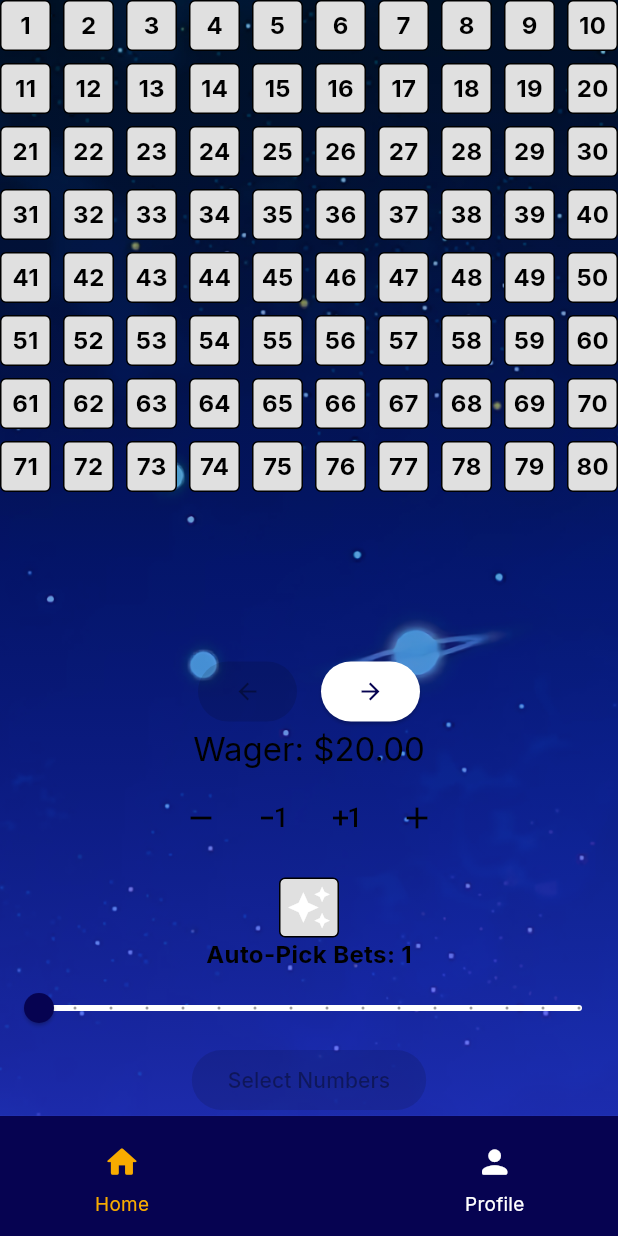
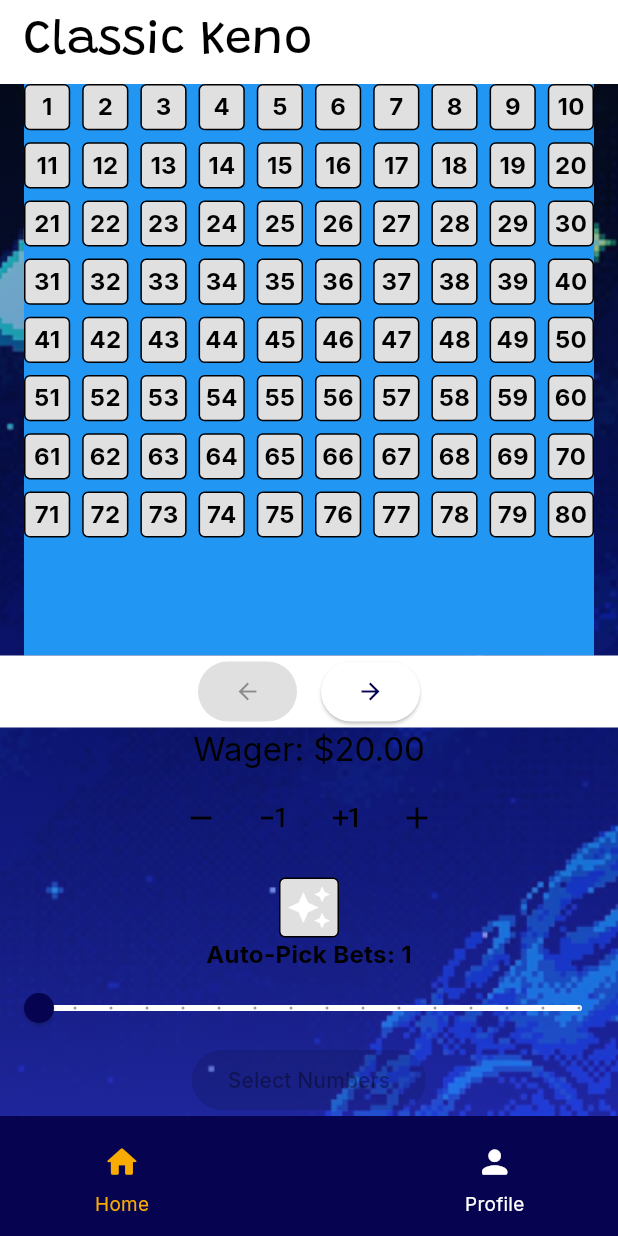
Before and after one commit to angelamar1e/keno_plus, a Flutter app: the GameplayPage screen opened by its route, on a phone screen of 412 x 824 dp. Run offline on Flutter 3.47's test engine with Material 3 defaults, Android fonts, the phone set to English and light mode, and no system bars; our stand-ins replace dartz, flutter_bloc, flutter_dotenv, get_it, go_router, shared_preferences and 1 more; accounts and stored records are empty.

Commit message:
Elvin's changes

```diff
--- a/lib/core/router/router.dart
+++ b/lib/core/router/router.dart
@@ -21,7 +21,7 @@ final GoRouter router = GoRouter(
 
     ShellRoute(
       builder: (context, state, child) {
-        return KenoMainLayout(content: child);
+        return KenoMainLayout( content: child);
       },
       routes: [
         GoRoute(
@@ -69,7 +69,9 @@ final GoRouter router = GoRouter(
         }
 
         return Scaffold(
-          body: KenoMainLayout(content: child),
+          body: KenoMainLayout(
+            content: child,
+          ),
           bottomNavigationBar: KenoBottomNavBar(currentIndex: currentIndex),
         );
       },
--- a/lib/core/values/app_images.dart
+++ b/lib/core/values/app_images.dart
@@ -4,4 +4,5 @@ class AppImages {
   static const String classicKenoBg = 'assets/images/classic_keno_bg.png';
   static const String miniKenoBg = 'assets/images/mini_keno_bg.png';
   static const String elementBg = 'assets/images/kenoplus_element_bg.png';
+  static const String gameBg = 'assets/images/game_bg.png';
 }
--- a/lib/core/widgets/app_widgets.dart
+++ b/lib/core/widgets/app_widgets.dart
@@ -7,13 +7,14 @@ import 'package:keno_plus/core/values/app_imports.dart';
 
 /// Main layout for app screens with background and content.
 class KenoMainLayout extends StatelessWidget {
+  final Widget? background;
   final Widget content;
 
-  const KenoMainLayout({super.key, required this.content});
+  const KenoMainLayout({super.key, this.background, required this.content});
 
   @override
   Widget build(BuildContext context) {
-    return Stack(children: [const KenoMainBackground(), content]);
+    return Stack(children: [background ?? KenoMainBackground(), content]);
   }
 }
 
@@ -127,13 +128,12 @@ class _KenoButtonState extends State<KenoButton>
     final theme = Theme.of(context);
     final defaultBackgroundColor =
         widget.backgroundColor ?? theme.colorScheme.secondary;
-    final defaultTextColor = widget.textColor ?? theme.colorScheme.onSecondary;
-    final defaultIconColor = widget.iconColor ?? defaultTextColor;
+    final defaultTextColor = widget.textColor ?? theme.colorScheme.primary;
+    final defaultIconColor = widget.iconColor ?? theme.colorScheme.secondary;
     final defaultForegroundColor =
         widget.foregroundColor ?? theme.colorScheme.primary;
-    final defaultBorderColor =
-        widget.borderColor ?? theme.colorScheme.onPrimary;
-    final defaultGlowColor = widget.glowColor ?? defaultTextColor;
+    final defaultBorderColor = widget.borderColor ?? theme.colorScheme.primary;
+    final defaultGlowColor = widget.glowColor ?? theme.colorScheme.onPrimary;
 
     return Listener(
       onPointerDown: (_) => _controller.forward(),
@@ -472,6 +472,39 @@ class KenoMainBackground extends StatelessWidget {
   }
 }
 
+/// Main app background with image and gradient overlay.
+class KenoGameBackground extends StatelessWidget {
+  const KenoGameBackground({super.key});
+
+  @override
+  Widget build(BuildContext context) {
+    return Stack(
+      children: [
+        SizedBox(
+          height: double.infinity,
+          width: double.infinity,
+          child: Image.asset(AppImages.gameBg, fit: BoxFit.cover),
+        ),
+        Container(
+          height: double.infinity,
+          width: double.infinity,
+          decoration: BoxDecoration(
+            gradient: LinearGradient(
+              colors: [
+                AppColors.black.withOpacity(0.2),
+                AppColors.gradientStart.withOpacity(0.4),
+                AppColors.gradientEnd.withOpacity(0.6),
+              ],
+              begin: Alignment.topCenter,
+              end: Alignment.bottomCenter,
+            ),
+          ),
+        ),
+      ],
+    );
+  }
+}
+
 /// Standard vertical spacing widget for consistent spacing in forms.
 class VerticalSpacer extends StatelessWidget {
   const VerticalSpacer({super.key});
--- a/lib/core/widgets/profile/profile.dart
+++ b/lib/core/widgets/profile/profile.dart
@@ -1,10 +1,13 @@
 import 'package:keno_plus/core/values/app_imports.dart';
+import 'package:keno_plus/features/authentication/domain/usecases/get_by_username_usecase.dart';
+import 'package:keno_plus/features/authentication/presentation/login_bloc/log_in_bloc.dart';
+import 'package:keno_plus/features/authentication/presentation/pages/log_in_page.dart';
 
 class Profile extends StatelessWidget {
   const Profile({super.key});
 
   @override
   Widget build(BuildContext context) {
-    return const Placeholder();
+    return Home();
   }
 }
--- a/lib/features/gameplay/presentation/pages/gameplay_page.dart
+++ b/lib/features/gameplay/presentation/pages/gameplay_page.dart
@@ -3,6 +3,7 @@
 
 import 'package:flutter/material.dart';
 import 'package:flutter_bloc/flutter_bloc.dart';
+import 'package:keno_plus/core/values/app_imports.dart';
 import 'package:keno_plus/features/gameplay/presentation/card_bloc/card_bloc.dart';
 import 'package:keno_plus/features/gameplay/presentation/game_config_bloc/game_config_bloc.dart';
 import 'package:keno_plus/features/gameplay/presentation/widgets/card_widgets/card_widget.dart';
@@ -44,8 +45,9 @@ class _GameplayPageState extends State<GameplayPage> {
           curve: Curves.easeInOut,
         );
       },
-      child: Center(
-        child: BlocBuilder<GameConfigBloc, GameConfigState>(
+      child: KenoMainLayout(
+        background: KenoGameBackground(),
+        content: BlocBuilder<GameConfigBloc, GameConfigState>(
           builder: (context, state) {
             // Ensure the currentCardBloc is retrieved from the map
             if (!cardBlocInstances.containsKey(state.currentCard)) {
@@ -60,9 +62,18 @@ class _GameplayPageState extends State<GameplayPage> {
                 gameMode
                     .numbersCount; // largest number in a card, count of numbers in a card
 
-            return Column(
+            return Scaffold(
+              appBar: AppBar(
+                title: KenoText(text: 'Classic Keno', fontSize: 32.0, fontFamily: AppFonts.grandstander,),
+              ),
+              body: SafeArea(
+                child: Column(
                   children: [
                     Expanded(
+                      child: Padding(
+                        padding: const EdgeInsets.symmetric(horizontal: 16.0),
+                        child: Container(
+                          color: Colors.blue,
                           child: PageView.builder(
                             controller: pageController,
                             itemCount: state.numberOfCards,
@@ -88,8 +99,11 @@ class _GameplayPageState extends State<GameplayPage> {
                             },
                           ),
                         ),
-                const SizedBox(height: 16),
-                Row(
+                      ),
+                    ),
+                    Container(
+                      color: Colors.white,
+                      child: Row(
                         mainAxisAlignment: MainAxisAlignment.center,
                         children: [
                           ElevatedButton(
@@ -98,7 +112,9 @@ class _GameplayPageState extends State<GameplayPage> {
                                     ? () {
                                       // Navigate to the previous card
                                       context.read<GameConfigBloc>().add(
-                                  UpdateCurrentCard(state.currentCard - 1),
+                                        UpdateCurrentCard(
+                                          state.currentCard - 1,
+                                        ),
                                       );
                                     }
                                     : null,
@@ -111,13 +127,16 @@ class _GameplayPageState extends State<GameplayPage> {
                                     ? () {
                                       // Navigate to the next card
                                       context.read<GameConfigBloc>().add(
-                                  UpdateCurrentCard(state.currentCard + 1),
+                                        UpdateCurrentCard(
+                                          state.currentCard + 1,
+                                        ),
                                       );
                                     }
                                     : null,
                             child: const Icon(Icons.arrow_forward),
                           ),
                         ],
+                      ),
                     ),
 
                     // Wager controls
@@ -142,6 +161,8 @@ class _GameplayPageState extends State<GameplayPage> {
                       numbersCount: numbersCount,
                     ),
                   ],
+                ),
+              ),
             );
           },
         ),
--- a/pubspec.yaml
+++ b/pubspec.yaml
@@ -35,6 +35,7 @@ flutter:
     - assets/images/classic_keno_bg.png
     - assets/images/mini_keno_bg.png
     - assets/images/kenoplus_element_bg.png
+    - assets/images/game_bg.png
 
   fonts:
     - family: Grandstander
```
Also changed, not shown: lib/core/themes/app_theme.dart (+41 -60 lines), lib/core/widgets/home/home_widgets.dart (+60 -26 lines), lib/features/authentication/presentation/widgets/sign_up_form_widgets/sign_up_form.dart (+3 -8 lines), assets/images/game_bg.png (added). Lines whose indentation alone changed are shown as unchanged.
